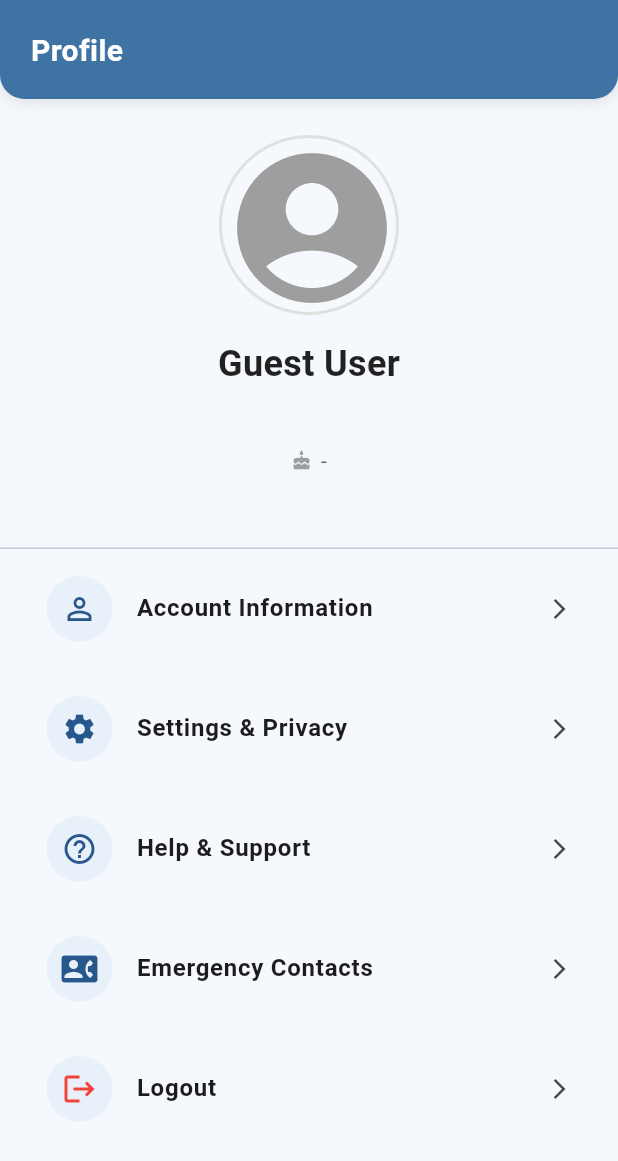
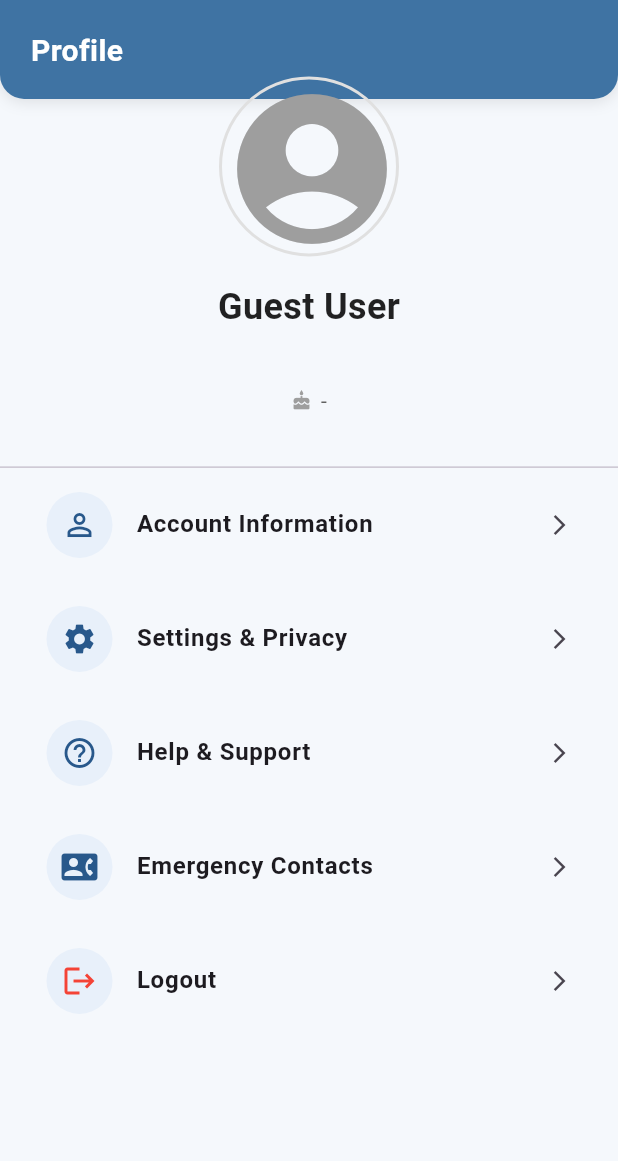
Before and after one commit to Davidtan0502/project_radar_app, a Flutter app: the ProfileScreen screen opened directly, on a phone screen of 412 x 824 dp. Shown: the top 1161 px of the screen. Run offline on Flutter 3.47's test engine with Material 3 defaults, Android fonts, the phone set to English and light mode, and no system bars; our stand-ins replace another_flushbar, cached_network_image, cloud_firestore, firebase_auth, firebase_core, firebase_messaging and 11 more; accounts and stored records are empty.

Commit message:
Profile Screen Spacing

```diff
--- a/lib/screens/profile/profile_screen.dart
+++ b/lib/screens/profile/profile_screen.dart
@@ -385,7 +385,7 @@ class _ProfileScreenState extends State<ProfileScreen> {
       backgroundColor:  const Color(0xFFF5F8FC),
       body: Column(
         children: [
-          // Header (now matches Community header style/size) — wrapped in SafeArea to match Community's SafeArea behavior
+
           SafeArea(
             top: true,
             child: Container(
@@ -426,13 +426,16 @@ class _ProfileScreenState extends State<ProfileScreen> {
 
           // Profile Section (Messenger-style)
           Container(
-            padding: const EdgeInsets.symmetric(horizontal: 16, vertical: 24),
+            padding: const EdgeInsets.symmetric(horizontal: 16, vertical: 20),
             child: Column(
               children: [
                 // Profile Picture
                 // <-- SAFER: prefer resolved http(s) URLs, avoid Image.network on raw storage paths,
                 // clear placeholder immediately when photo is removed
-                Container(
+
+              Transform.translate(
+                offset: const Offset(0, -35),
+                child: Container(
                   width: 120,
                   height: 120,
                   decoration: BoxDecoration(
@@ -509,11 +512,14 @@ class _ProfileScreenState extends State<ProfileScreen> {
                           return const Icon(Icons.account_circle, size: 120, color: Colors.grey);
                         })(),
                 ),
+              ),
 
-                const SizedBox(height: 16),
+                const SizedBox(height: 0),
 
                 // Name with verification badge
-                Row(
+              Transform.translate(
+                offset: const Offset(0, -18), // move name up by 12px; reduce magnitude if it overlaps
+                child: Row(
                   mainAxisAlignment: MainAxisAlignment.center,
                   children: [
                     if (_isLoading)
@@ -547,12 +553,15 @@ class _ProfileScreenState extends State<ProfileScreen> {
                       ),
                   ],
                 ),
+              ),
 
-                const SizedBox(height: 8),
+                const SizedBox(height: 0),
 
                 // Email
-                if (_isLoading)
-                  Shimmer.fromColors(
+                Transform.translate(
+                offset: const Offset(0, -12),
+                child: _isLoading
+                  ? Shimmer.fromColors(
                     baseColor: Colors.grey[300]!,
                     highlightColor: Colors.grey[100]!,
                     child: Container(
@@ -562,14 +571,14 @@ class _ProfileScreenState extends State<ProfileScreen> {
                       margin: const EdgeInsets.only(top: 4),
                     ),
                   )
-                else
-                  Column(
+                  : Column(
                     children: [
                       Text(
                         _email,
                         style: TextStyle(fontSize: 16, color: Colors.grey[600]),
                       ),
                       const SizedBox(height: 6),
+
                       // NEW: Birthday line
                       Row(
                         mainAxisAlignment: MainAxisAlignment.center,
@@ -584,8 +593,9 @@ class _ProfileScreenState extends State<ProfileScreen> {
                       ),
                     ],
                   ),
+                ),
 
-                const SizedBox(height: 24),
+                const SizedBox(height: 2),
               ],
             ),
           ),
@@ -660,7 +670,7 @@ class _ProfileScreenState extends State<ProfileScreen> {
     bool isLogout = false,
   }) {
     return ListTile(
-      contentPadding: const EdgeInsets.symmetric(horizontal: 16, vertical: 12),
+      contentPadding: const EdgeInsets.symmetric(horizontal: 16, vertical: 10),
       leading: Container(
         padding: const EdgeInsets.all(10),
         decoration: const BoxDecoration(
```
